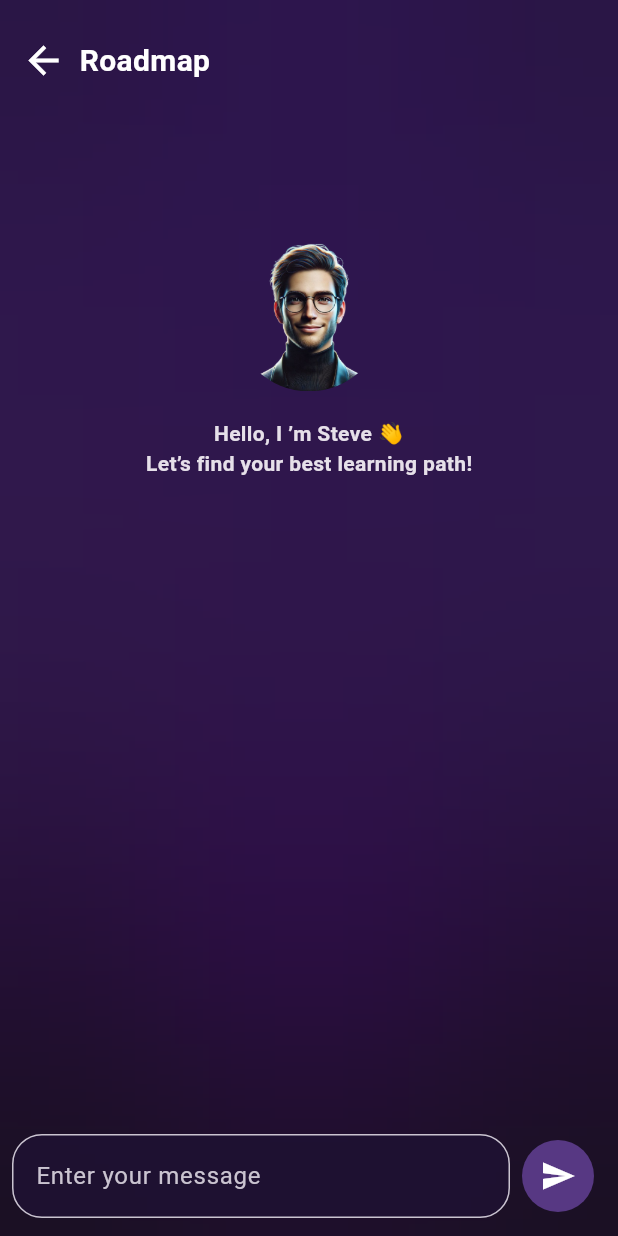
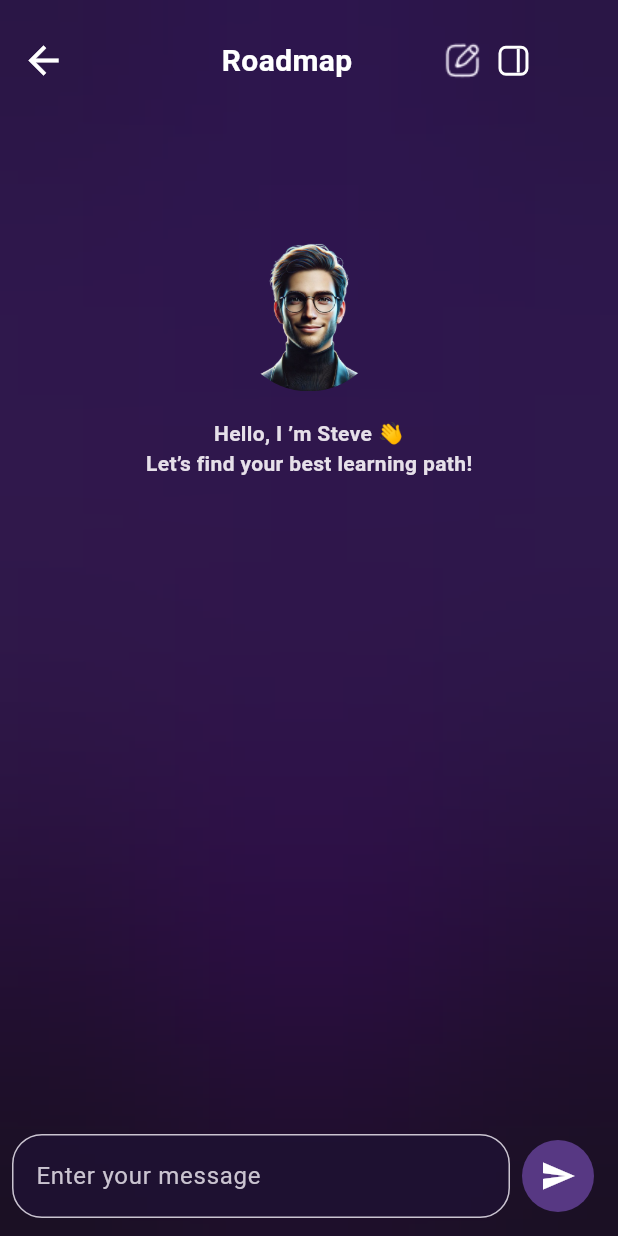
Before and after one commit to Graduation-Team-Org/Mentor-AI-Repo, a Flutter app: the screen it shows after launch, on a phone screen of 412 x 824 dp. Run offline on Flutter 3.47's test engine with Material 3 defaults, Android fonts, the phone set to English and light mode, and no system bars; our stand-ins replace bloc, dio, flutter_bloc, flutter_dotenv, flutter_markdown, go_router and 4 more; network calls fail.

Commit message:
adding new chat icon, drawer opener and finish road map appbar

```diff
--- a/lib/core/features/reaom_map/presentation/widgets/chat_body_list_view.dart
+++ b/lib/core/features/reaom_map/presentation/widgets/chat_body_list_view.dart
@@ -3,11 +3,10 @@ import 'package:flutter_bloc/flutter_bloc.dart';
 import 'package:road_map_mentor/core/features/reaom_map/buiseness_logic/all_messages_cubit/cubit/add_messages_cubit.dart';
 import 'package:road_map_mentor/core/features/reaom_map/data/models/chat_messages_model.dart';
 import 'package:road_map_mentor/core/features/reaom_map/data/repos/road_map_repos_imp.dart';
+import 'package:road_map_mentor/core/features/reaom_map/presentation/widgets/Road_map_app_bar.dart';
 import 'package:road_map_mentor/core/features/reaom_map/presentation/widgets/respnse_widget.dart';
 import 'package:road_map_mentor/core/features/reaom_map/presentation/widgets/steve_say_hi.dart';
 import 'package:road_map_mentor/core/features/reaom_map/presentation/widgets/typing_animation.dart';
-import 'package:road_map_mentor/core/utils/widgets/back_button.dart';
-import 'package:road_map_mentor/core/utils/widgets/text.dart';
 import 'package:shared_preferences/shared_preferences.dart';
 
 class ChatBodyListView extends StatefulWidget {
@@ -54,7 +53,7 @@ class _ChatBodyListViewState extends State<ChatBodyListView> {
         return ListView(
           controller: widget.scrollController,
           children: [
-            RoadMapAppBar(),
+            const RoadMapAppBar(),
             const SteveSayHi(),
             // Show all messages
             ...messages.map(
@@ -131,29 +130,6 @@ class _ChatBodyListViewState extends State<ChatBodyListView> {
   }
 }
 
-class RoadMapAppBar extends StatelessWidget {
-  const RoadMapAppBar({super.key});
-
-  @override
-  Widget build(BuildContext context) {
-    return Padding(
-      padding: EdgeInsets.symmetric(
-        horizontal: 5,
-        vertical: MediaQuery.of(context).size.height * 0.02,
-      ),
-      child: Row(
-        children: [
-          const MyBackButton(),
-          Text(
-            'Roadmap',
-            style: title1Bold,
-          ),
-        ],
-      ),
-    );
-  }
-}
-
 class SenderName extends StatelessWidget {
   const SenderName({
     super.key,
--- /dev/null
+++ b/lib/core/features/reaom_map/presentation/widgets/road_map_app_bar.dart
@@ -0,0 +1,60 @@
+import 'package:flutter/material.dart';
+import 'package:road_map_mentor/core/features/reaom_map/presentation/widgets/inside_printer.dart';
+import 'package:road_map_mentor/core/utils/colors.dart';
+import 'package:road_map_mentor/core/utils/widgets/back_button.dart';
+import 'package:road_map_mentor/core/utils/widgets/text.dart';
+
+class RoadMapAppBar extends StatelessWidget {
+  const RoadMapAppBar({super.key});
+
+  @override
+  Widget build(BuildContext context) {
+    return Padding(
+      padding: EdgeInsets.symmetric(
+        horizontal: 5,
+        vertical: MediaQuery.of(context).size.height * 0.02,
+      ),
+      child: Row(
+        children: [
+          const MyBackButton(),
+          Padding(
+            padding: EdgeInsets.only(
+                left: MediaQuery.of(context).size.width * 0.23),
+            child: Text(
+              'Roadmap',
+              style: title1Bold,
+            ),
+          ),
+          // const Spacer(),
+          Padding(
+            padding: EdgeInsets.only(
+                left: MediaQuery.of(context).size.width * 0.12),
+            child: Row(
+              children: [
+                IconButton(
+                  onPressed: () {},
+                  icon: Image.asset('assets/images/PenNewSquare.png'),
+                ),
+                Container(
+                  width: 20,
+                  height: 20,
+                  decoration: BoxDecoration(
+                    color: AppColors.transparet,
+                    border: Border.all(
+                      color: AppColors.white,
+                      width: 2,
+                    ),
+                    borderRadius: BorderRadius.circular(5),
+                  ),
+                  child: CustomPaint(
+                    painter: InsideVectorPainter(),
+                  ),
+                ),
+              ],
+            ),
+          )
+        ],
+      ),
+    );
+  }
+}
--- a/lib/core/utils/colors.dart
+++ b/lib/core/utils/colors.dart
@@ -4,4 +4,5 @@ abstract class AppColors {
   static const Color transparet = Colors.transparent;
   static const Color white = Colors.white;
   static const Color black = Colors.black;
+  static const Color grey = Colors.grey;
 }
```
Also changed, not shown: lib/core/features/reaom_map/presentation/widgets/inside_printer.dart (added, +27 -0 lines), assets/images/PenNewSquare.png (added).
